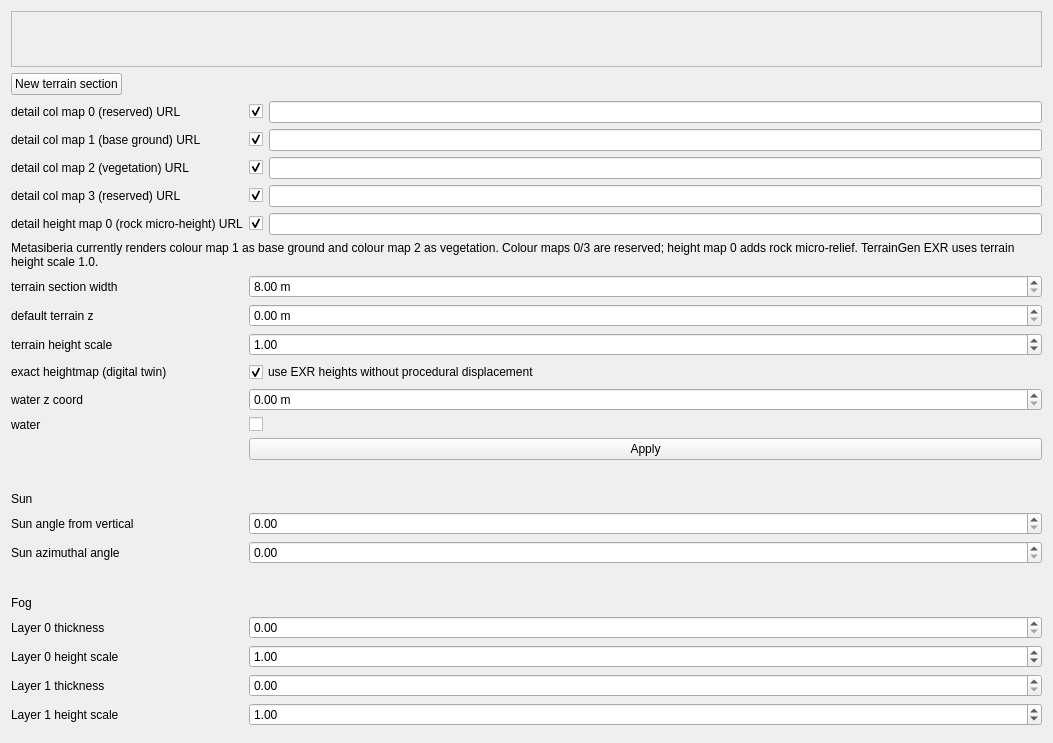
First picture: the form in gui_client/WorldSettingsWidget.ui, repository shipilovden/sub-metasiberia, before the edit.
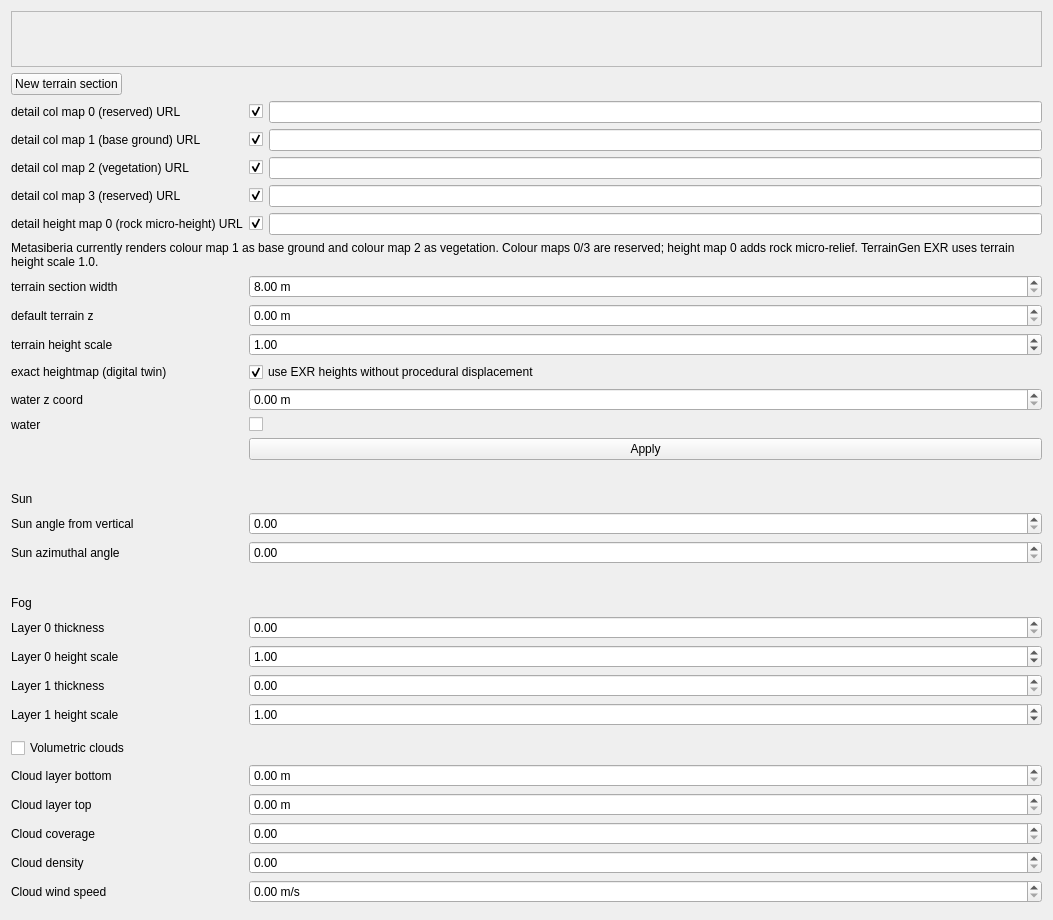
Second picture: the form after the edit. Custom widgets are drawn as their Qt base class.

Commit message: Persist volumetric clouds in world settings

Patch:
```diff
--- a/gui_client/WorldSettingsWidget.ui
+++ b/gui_client/WorldSettingsWidget.ui
@@ -453,6 +453,111 @@
      </property>
     </spacer>
    </item>
+   <item row="29" column="0">
+    <widget class="QCheckBox" name="volumetricCloudsEnabledCheckBox">
+     <property name="text">
+      <string>Volumetric clouds</string>
+     </property>
+    </widget>
+   </item>
+   <item row="30" column="0">
+    <widget class="QLabel" name="cloudBottomZWorldLabel">
+     <property name="text">
+      <string>Cloud layer bottom</string>
+     </property>
+    </widget>
+   </item>
+   <item row="30" column="1">
+    <widget class="RealControl" name="cloudBottomZWorldRealControl">
+     <property name="suffix">
+      <string> m</string>
+     </property>
+     <property name="maximum">
+      <double>100000.000000000000000</double>
+     </property>
+    </widget>
+   </item>
+   <item row="31" column="0">
+    <widget class="QLabel" name="cloudTopZWorldLabel">
+     <property name="text">
+      <string>Cloud layer top</string>
+     </property>
+    </widget>
+   </item>
+   <item row="31" column="1">
+    <widget class="RealControl" name="cloudTopZWorldRealControl">
+     <property name="suffix">
+      <string> m</string>
+     </property>
+     <property name="maximum">
+      <double>100000.000000000000000</double>
+     </property>
+    </widget>
+   </item>
+   <item row="32" column="0">
+    <widget class="QLabel" name="cloudCoverageWorldLabel">
+     <property name="text">
+      <string>Cloud coverage</string>
+     </property>
+    </widget>
+   </item>
+   <item row="32" column="1">
+    <widget class="RealControl" name="cloudCoverageWorldRealControl">
+     <property name="maximum">
+      <double>1.000000000000000</double>
+     </property>
+     <property name="singleStep">
+      <double>0.010000000000000</double>
+     </property>
+    </widget>
+   </item>
+   <item row="33" column="0">
+    <widget class="QLabel" name="cloudDensityWorldLabel">
+     <property name="text">
+      <string>Cloud density</string>
+     </property>
+    </widget>
+   </item>
+   <item row="33" column="1">
+    <widget class="RealControl" name="cloudDensityWorldRealControl">
+     <property name="maximum">
+      <double>0.020000000000000</double>
+     </property>
+     <property name="singleStep">
+      <double>0.000100000000000</double>
+     </property>
+    </widget>
+   </item>
+   <item row="34" column="0">
+    <widget class="QLabel" name="cloudWindSpeedWorldLabel">
+     <property name="text">
+      <string>Cloud wind speed</string>
+     </property>
+    </widget>
+   </item>
+   <item row="34" column="1">
+    <widget class="RealControl" name="cloudWindSpeedWorldRealControl">
+     <property name="suffix">
+      <string> m/s</string>
+     </property>
+     <property name="maximum">
+      <double>200.000000000000000</double>
+     </property>
+    </widget>
+   </item>
+   <item row="35" column="1">
+    <spacer name="verticalSpacer_6">
+     <property name="orientation">
+      <enum>Qt::Vertical</enum>
+     </property>
+     <property name="sizeHint" stdset="0">
+      <size>
+       <width>20</width>
+       <height>40</height>
+      </size>
+     </property>
+    </spacer>
+   </item>
   </layout>
  </widget>
  <customwidgets>
```
The commit also changes 9 other files.
